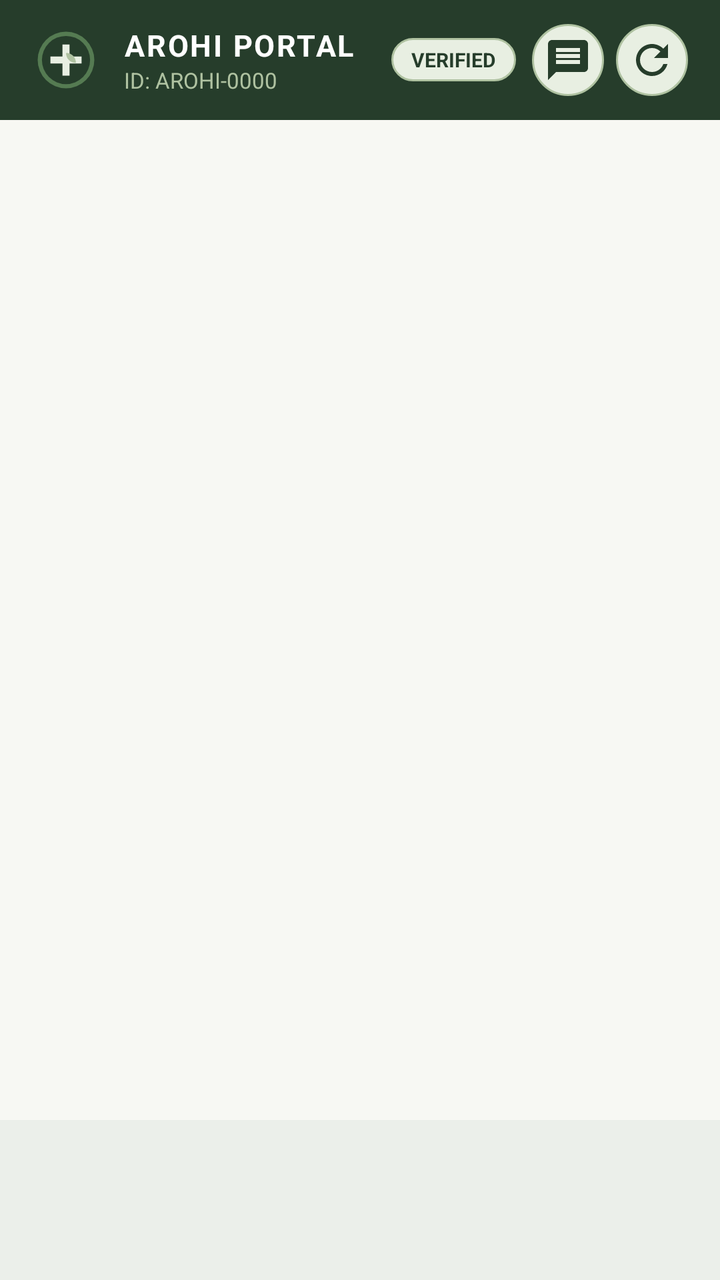
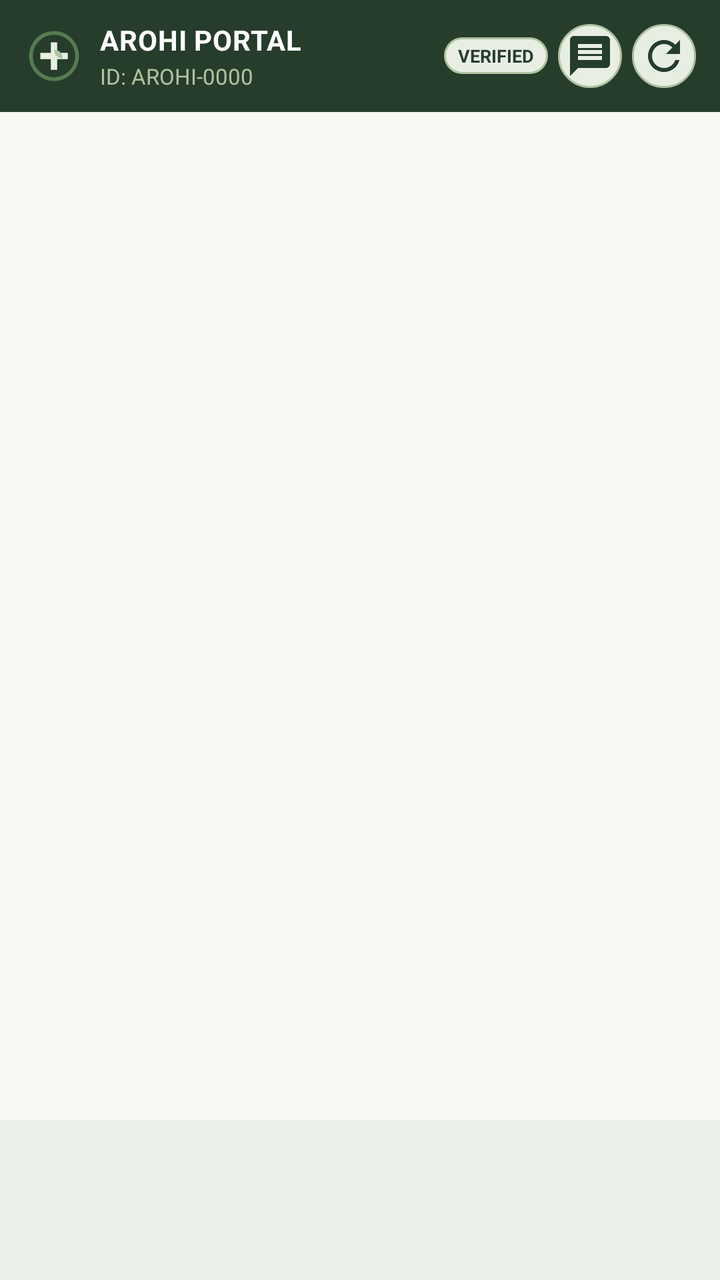

Before-and-after screenshots of an Android layout around one commit, followed by the original layout XML and the change that was made.
<!-- AndroidManifest.xml: application theme Theme.AROHI -->
<!-- res/layout/activity_role_portal.xml -->
<?xml version="1.0" encoding="utf-8"?>
<androidx.constraintlayout.widget.ConstraintLayout xmlns:android="http://schemas.android.com/apk/res/android"
    xmlns:app="http://schemas.android.com/apk/res-auto"
    android:layout_width="match_parent"
    android:layout_height="match_parent"
    android:background="@color/warm_ivory">

    
    <LinearLayout
        android:id="@+id/topPortalBar"
        android:layout_width="0dp"
        android:layout_height="wrap_content"
        android:background="@color/deep_forest_green"
        android:gravity="center_vertical"
        android:orientation="horizontal"
        android:paddingHorizontal="@dimen/spacing_md"
        android:paddingVertical="12dp"
        app:layout_constraintEnd_toEndOf="parent"
        app:layout_constraintStart_toStartOf="parent"
        app:layout_constraintTop_toTopOf="parent">

        <ImageView
            android:layout_width="34dp"
            android:layout_height="34dp"
            android:contentDescription="@string/app_name"
            android:src="@drawable/ic_arohi_logo" />

        <LinearLayout
            android:layout_width="0dp"
            android:layout_height="wrap_content"
            android:layout_marginStart="@dimen/spacing_sm"
            android:layout_weight="1"
            android:orientation="vertical">

            <TextView
                android:id="@+id/tvPortalHeaderTitle"
                android:layout_width="wrap_content"
                android:layout_height="wrap_content"
                android:letterSpacing="0.06"
                android:text="AROHI PORTAL"
                android:textColor="@color/white"
                android:textSize="15sp"
                android:textStyle="bold" />

            <TextView
                android:id="@+id/tvPortalHeaderSub"
                android:layout_width="wrap_content"
                android:layout_height="wrap_content"
                android:text="ID: AROHI-0000"
                android:textColor="@color/soft_sage"
                android:textSize="11sp" />
        </LinearLayout>

        <TextView
            android:id="@+id/tvPortalStatusBadge"
            android:layout_width="wrap_content"
            android:layout_height="wrap_content"
            android:layout_marginEnd="@dimen/spacing_xs"
            android:background="@drawable/bg_badge_pill"
            android:paddingHorizontal="10dp"
            android:paddingVertical="4dp"
            android:text="VERIFIED"
            android:textColor="@color/deep_forest_green"
            android:textSize="10sp"
            android:textStyle="bold" />

        <ImageButton
            android:id="@+id/btnHeaderCommunityFeed"
            android:layout_width="36dp"
            android:layout_height="36dp"
            android:layout_marginEnd="6dp"
            android:background="@drawable/bg_icon_circle_mint"
            android:contentDescription="Community Feed"
            android:padding="7dp"
            android:src="@drawable/ic_nav_messages" />

        <ImageButton
            android:id="@+id/btnHeaderRefresh"
            android:layout_width="36dp"
            android:layout_height="36dp"
            android:background="@drawable/bg_icon_circle_mint"
            android:contentDescription="@string/action_retry"
            android:padding="7dp"
            android:src="@drawable/ic_refresh" />
    </LinearLayout>

    
    <FrameLayout
        android:id="@+id/fragmentContainer"
        android:layout_width="0dp"
        android:layout_height="0dp"
        app:layout_constraintBottom_toTopOf="@+id/bottomNavigation"
        app:layout_constraintEnd_toEndOf="parent"
        app:layout_constraintStart_toStartOf="parent"
        app:layout_constraintTop_toBottomOf="@+id/topPortalBar" />

    
    <com.google.android.material.bottomnavigation.BottomNavigationView
        android:id="@+id/bottomNavigation"
        android:layout_width="0dp"
        android:layout_height="wrap_content"
        android:background="@color/white"
        app:elevation="8dp"
        app:itemActiveIndicatorStyle="@style/Widget.Material3.BottomNavigationView.ActiveIndicator"
        app:itemIconTint="@color/deep_forest_green"
        app:itemTextColor="@color/deep_forest_green"
        app:labelVisibilityMode="labeled"
        app:layout_constraintBottom_toBottomOf="parent"
        app:layout_constraintEnd_toEndOf="parent"
        app:layout_constraintStart_toStartOf="parent" />

</androidx.constraintlayout.widget.ConstraintLayout>
<!-- resources referenced by this layout -->
<resources>
  <dimen name="spacing_md">16dp</dimen>
  <dimen name="spacing_sm">12dp</dimen>
  <dimen name="spacing_xs">8dp</dimen>
  <style name="Theme.AROHI" parent="Theme.Material3.Light.NoActionBar">
          
          <item name="colorPrimary">@color/primary_moss_green</item>
          <item name="colorOnPrimary">@color/white</item>
          <item name="colorPrimaryContainer">@color/pale_mint</item>
          <item name="colorOnPrimaryContainer">@color/deep_forest_green</item>
  
          <item name="colorSecondary">@color/secondary_sage</item>
          <item name="colorOnSecondary">@color/white</item>
          <item name="colorSecondaryContainer">@color/soft_sage</item>
          <item name="colorOnSecondaryContainer">@color/deep_forest_green</item>
  
          <item name="colorTertiary">@color/deep_forest_green</item>
          <item name="colorOnTertiary">@color/white</item>
  
          <item name="colorError">@color/status_emergency</item>
          <item name="colorOnError">@color/white</item>
          <item name="colorErrorContainer">@color/status_emergency_bg</item>
          <item name="colorOnErrorContainer">@color/status_emergency</item>
  
          
          <item name="android:windowBackground">@color/warm_ivory</item>
          <item name="android:colorBackground">@color/warm_ivory</item>
          <item name="colorSurface">@color/surface_card</item>
          <item name="colorOnSurface">@color/text_primary</item>
          <item name="colorSurfaceVariant">@color/pale_mint</item>
          <item name="colorOnSurfaceVariant">@color/text_secondary</item>
          <item name="colorOutline">@color/border_stroke</item>
  
          
          <item name="android:statusBarColor">@color/deep_forest_green</item>
          <item name="android:navigationBarColor">@color/warm_ivory</item>
          <item name="android:windowLightStatusBar">false</item>
  
          
          <item name="materialButtonStyle">@style/Widget.AROHI.Button.Primary</item>
          <item name="textInputStyle">@style/Widget.AROHI.TextInputLayout</item>
          <item name="materialCardViewStyle">@style/Widget.AROHI.Card</item>
      </style>
  <!-- unchanged entries left out for length: 29 -->
</resources>

<!-- the commit's change to res/layout/activity_role_portal.xml (unified diff, before → after) -->
@@ -13,74 +13,88 @@
         android:background="@color/deep_forest_green"
         android:gravity="center_vertical"
         android:orientation="horizontal"
-        android:paddingHorizontal="@dimen/spacing_md"
-        android:paddingVertical="12dp"
+        android:paddingHorizontal="12dp"
+        android:paddingVertical="10dp"
         app:layout_constraintEnd_toEndOf="parent"
         app:layout_constraintStart_toStartOf="parent"
         app:layout_constraintTop_toTopOf="parent">
 
         <ImageView
-            android:layout_width="34dp"
-            android:layout_height="34dp"
+            android:layout_width="30dp"
+            android:layout_height="30dp"
             android:contentDescription="@string/app_name"
             android:src="@drawable/ic_arohi_logo" />
 
         <LinearLayout
             android:layout_width="0dp"
             android:layout_height="wrap_content"
-            android:layout_marginStart="@dimen/spacing_sm"
+            android:layout_marginStart="8dp"
+            android:layout_marginEnd="6dp"
             android:layout_weight="1"
             android:orientation="vertical">
 
             <TextView
                 android:id="@+id/tvPortalHeaderTitle"
-                android:layout_width="wrap_content"
-                android:layout_height="wrap_content"
-                android:letterSpacing="0.06"
+                android:layout_width="match_parent"
+                android:layout_height="20dp"
+                android:gravity="center_vertical"
+                android:letterSpacing="0.02"
+                android:maxLines="1"
                 android:text="AROHI PORTAL"
                 android:textColor="@color/white"
-                android:textSize="15sp"
-                android:textStyle="bold" />
+                android:textSize="14sp"
+                android:textStyle="bold"
+                app:autoSizeMaxTextSize="14sp"
+                app:autoSizeMinTextSize="10sp"
+                app:autoSizeStepGranularity="0.5sp"
+                app:autoSizeTextType="uniform" />
 
             <TextView
                 android:id="@+id/tvPortalHeaderSub"
-                android:layout_width="wrap_content"
-                android:layout_height="wrap_content"
+                android:layout_width="match_parent"
+                android:layout_height="16dp"
+                android:gravity="center_vertical"
+                android:maxLines="1"
                 android:text="ID: AROHI-0000"
                 android:textColor="@color/soft_sage"
-                android:textSize="11sp" />
+                android:textSize="11sp"
+                app:autoSizeMaxTextSize="11sp"
+                app:autoSizeMinTextSize="8.5sp"
+                app:autoSizeStepGranularity="0.5sp"
+                app:autoSizeTextType="uniform" />
         </LinearLayout>
 
         <TextView
             android:id="@+id/tvPortalStatusBadge"
             android:layout_width="wrap_content"
             android:layout_height="wrap_content"
-            android:layout_marginEnd="@dimen/spacing_xs"
+            android:layout_marginEnd="5dp"
             android:background="@drawable/bg_badge_pill"
-            android:paddingHorizontal="10dp"
-            android:paddingVertical="4dp"
+            android:maxLines="1"
+            android:paddingHorizontal="7dp"
+            android:paddingVertical="3dp"
             android:text="VERIFIED"
             android:textColor="@color/deep_forest_green"
-            android:textSize="10sp"
+            android:textSize="9sp"
             android:textStyle="bold" />
 
         <ImageButton
             android:id="@+id/btnHeaderCommunityFeed"
-            android:layout_width="36dp"
-            android:layout_height="36dp"
-            android:layout_marginEnd="6dp"
+            android:layout_width="32dp"
+            android:layout_height="32dp"
+            android:layout_marginEnd="5dp"
             android:background="@drawable/bg_icon_circle_mint"
             android:contentDescription="Community Feed"
-            android:padding="7dp"
+            android:padding="6dp"
             android:src="@drawable/ic_nav_messages" />
 
         <ImageButton
             android:id="@+id/btnHeaderRefresh"
-            android:layout_width="36dp"
-            android:layout_height="36dp"
+            android:layout_width="32dp"
+            android:layout_height="32dp"
             android:background="@drawable/bg_icon_circle_mint"
             android:contentDescription="@string/action_retry"
-            android:padding="7dp"
+            android:padding="6dp"
             android:src="@drawable/ic_refresh" />
     </LinearLayout>
 
<!-- resource entries referenced after the edit -->
@@ -1,8 +1,5 @@
 <!-- resources referenced by this layout -->
 <resources>
-  <dimen name="spacing_md">16dp</dimen>
-  <dimen name="spacing_sm">12dp</dimen>
-  <dimen name="spacing_xs">8dp</dimen>
   <style name="Theme.AROHI" parent="Theme.Material3.Light.NoActionBar">
           
           <item name="colorPrimary">@color/primary_moss_green</item>
@@ -41,6 +38,39 @@
           <item name="materialButtonStyle">@style/Widget.AROHI.Button.Primary</item>
           <item name="textInputStyle">@style/Widget.AROHI.TextInputLayout</item>
           <item name="materialCardViewStyle">@style/Widget.AROHI.Card</item>
+          <item name="materialAlertDialogTheme">@style/ThemeOverlay.AROHI.MaterialAlertDialog</item>
+          <item name="alertDialogTheme">@style/ThemeOverlay.AROHI.MaterialAlertDialog</item>
+      </style>
+  <style name="ThemeOverlay.AROHI.MaterialAlertDialog" parent="ThemeOverlay.Material3.MaterialAlertDialog">
+          <item name="buttonBarPositiveButtonStyle">@style/Widget.AROHI.Dialog.Button.Positive</item>
+          <item name="buttonBarNegativeButtonStyle">@style/Widget.AROHI.Dialog.Button.Negative</item>
+          <item name="buttonBarNeutralButtonStyle">@style/Widget.AROHI.Dialog.Button.Negative</item>
+          <item name="shapeAppearanceOverlay">@style/ShapeAppearance.AROHI.Dialog</item>
+      </style>
+  <style name="Widget.AROHI.Dialog.Button.Positive" parent="Widget.Material3.Button">
+          <item name="android:textColor">@color/white</item>
+          <item name="android:textSize">13sp</item>
+          <item name="android:textStyle">bold</item>
+          <item name="android:minHeight">38dp</item>
+          <item name="android:insetTop">0dp</item>
+          <item name="android:insetBottom">0dp</item>
+          <item name="backgroundTint">@color/primary_moss_green</item>
+          <item name="cornerRadius">19dp</item>
+      </style>
+  <style name="Widget.AROHI.Dialog.Button.Negative" parent="Widget.Material3.Button.OutlinedButton">
+          <item name="android:textColor">@color/deep_forest_green</item>
+          <item name="android:textSize">13sp</item>
+          <item name="android:textStyle">bold</item>
+          <item name="android:minHeight">38dp</item>
+          <item name="android:insetTop">0dp</item>
+          <item name="android:insetBottom">0dp</item>
+          <item name="backgroundTint">@color/surface_card</item>
+          <item name="strokeColor">@color/border_stroke</item>
+          <item name="strokeWidth">1dp</item>
+          <item name="cornerRadius">19dp</item>
+      </style>
+  <style name="ShapeAppearance.AROHI.Dialog" parent="ShapeAppearance.Material3.Corner.Medium">
+          <item name="cornerSize">16dp</item>
       </style>
   <!-- unchanged entries left out for length: 29 -->
 </resources>
